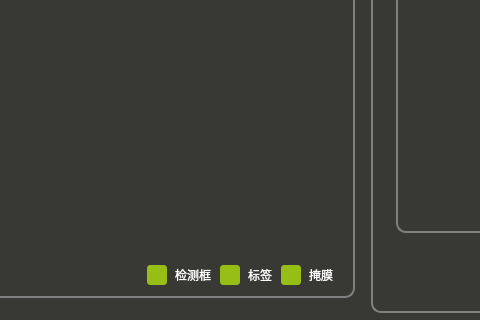
Above: Project_UI/CrawlerCraneCounterweightDetection/form.ui from Karry11/CrawlerCraneCounterweightDetection before the change; both pictures show x 665 to 1145 and y 448 to 768 of the 1280 by 768 pixel window. Below: the same form after it.
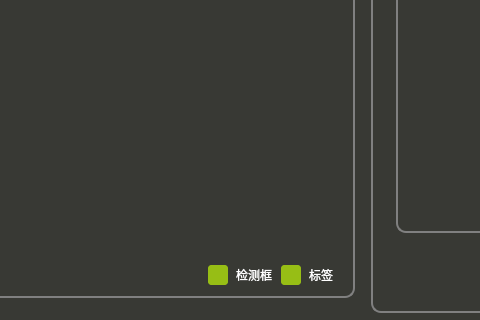
That is the form after the change. The open tabs and pages were chosen to show the change. Icons and pictures are not drawn.

The edit to the form file:
```diff
--- a/Project_UI/CrawlerCraneCounterweightDetection/form.ui
+++ b/Project_UI/CrawlerCraneCounterweightDetection/form.ui
@@ -956,36 +956,6 @@
                 </property>
                </widget>
               </item>
-              <item>
-               <widget class="QCheckBox" name="mask">
-                <property name="styleSheet">
-                 <string notr="true">QCheckBox {
-color: white; 
-	font: 12pt &quot;Microsoft YaHei UI&quot;;
-}
-QCheckBox::indicator {
-width: 20px; 
-height: 20px;
-}
-QCheckBox::indicator:checked {
-	background-color: rgb(151, 190, 21);
-border: 2px solid  rgb(56, 57, 52);
-border-radius:5px;
-}
-QCheckBox::indicator:unchecked {
-background-color: white;
-border: 2px solid rgb(56, 57, 52);
-border-radius:5px
- }</string>
-                </property>
-                <property name="text">
-                 <string>掩膜</string>
-                </property>
-                <property name="checked">
-                 <bool>true</bool>
-                </property>
-               </widget>
-              </item>
              </layout>
             </item>
            </layout>
```
Left out of the diff: 17 changed lines with no effect on the pictures.
